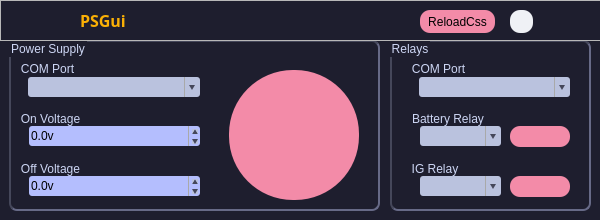
harishkathu/PSGui, file Layout.ui: the form before one commit.
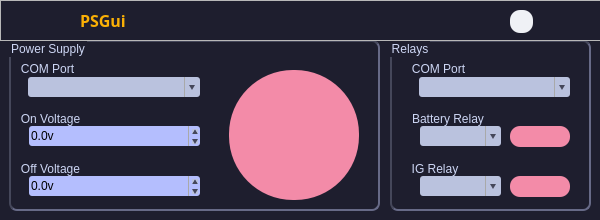
The form after the commit. Icons and pictures are not drawn. Custom widgets are drawn as their Qt base class.

The edit to the form file:
```diff
--- a/Layout.ui
+++ b/Layout.ui
@@ -746,19 +746,6 @@
       <bool>true</bool>
      </property>
     </widget>
-    <widget class="QPushButton" name="ReloadCss">
-     <property name="geometry">
-      <rect>
-       <x>420</x>
-       <y>10</y>
-       <width>75</width>
-       <height>23</height>
-      </rect>
-     </property>
-     <property name="text">
-      <string>ReloadCss</string>
-     </property>
-    </widget>
     <widget class="QPushButton" name="Close">
      <property name="geometry">
       <rect>
@@ -835,6 +822,25 @@
       </size>
      </property>
     </widget>
+    <widget class="QLabel" name="Message">
+     <property name="geometry">
+      <rect>
+       <x>136</x>
+       <y>-1</y>
+       <width>361</width>
+       <height>41</height>
+      </rect>
+     </property>
+     <property name="text">
+      <string/>
+     </property>
+     <property name="textFormat">
+      <enum>Qt::MarkdownText</enum>
+     </property>
+     <property name="alignment">
+      <set>Qt::AlignCenter</set>
+     </property>
+    </widget>
    </widget>
   </widget>
  </widget>
```
Left out of the diff: 9 changed lines with no effect on the pictures.
